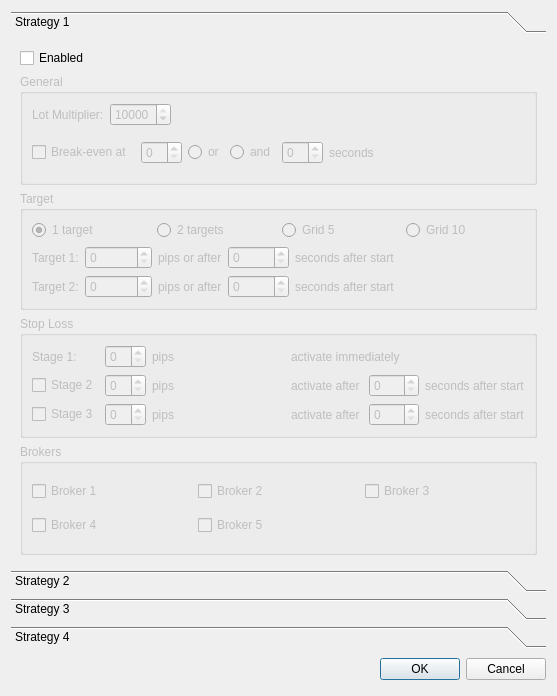
Old version of the form sources/FrontEnd/WilliamCarryFrontEnd/StrategySetupDialog.ui in the repository alimogh/trdk.
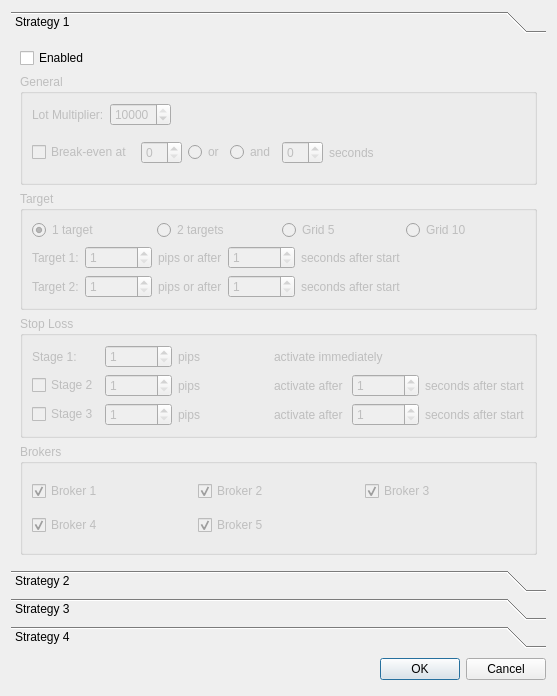
New version of the form. The open tabs and pages were chosen to show the change.

Commit message: [WilliamCarry] MultiBrokerWidget and StrategySetupDialog enhancements. Added logging what algos attached to the position. Added new algo TakeProfitStopLimit. MultiBrokerStrategy setups some general algos before open position.

The edit to the form file:
```diff
--- a/sources/FrontEnd/WilliamCarryFrontEnd/StrategySetupDialog.ui
+++ b/sources/FrontEnd/WilliamCarryFrontEnd/StrategySetupDialog.ui
@@ -229,6 +229,9 @@
             </item>
             <item>
              <widget class="QSpinBox" name="strategy1Target1Value">
+              <property name="minimum">
+               <number>1</number>
+              </property>
               <property name="maximum">
                <number>100000</number>
               </property>
@@ -243,8 +246,14 @@
             </item>
             <item>
              <widget class="QSpinBox" name="strategy1Target1Time">
+              <property name="minimum">
+               <number>1</number>
+              </property>
               <property name="maximum">
-               <number>10000</number>
+               <number>100000</number>
+              </property>
+              <property name="singleStep">
+               <number>1</number>
               </property>
              </widget>
             </item>
@@ -287,6 +296,9 @@
               <property name="enabled">
                <bool>false</bool>
               </property>
+              <property name="minimum">
+               <number>1</number>
+              </property>
               <property name="maximum">
                <number>100000</number>
               </property>
@@ -307,8 +319,14 @@
               <property name="enabled">
                <bool>false</bool>
               </property>
+              <property name="minimum">
+               <number>1</number>
+              </property>
               <property name="maximum">
-               <number>10000</number>
+               <number>100000</number>
+              </property>
+              <property name="singleStep">
+               <number>1</number>
               </property>
              </widget>
             </item>
@@ -357,7 +375,14 @@
            </widget>
           </item>
           <item row="0" column="1">
-           <widget class="QSpinBox" name="strategy1StopLoss1Pips"/>
+           <widget class="QSpinBox" name="strategy1StopLoss1Pips">
+            <property name="minimum">
+             <number>1</number>
+            </property>
+            <property name="maximum">
+             <number>100000</number>
+            </property>
+           </widget>
           </item>
           <item row="0" column="2">
            <widget class="QLabel" name="strategy1StopLoss1PipsLabel">
@@ -398,6 +423,15 @@
             <property name="enabled">
              <bool>false</bool>
             </property>
+            <property name="minimum">
+             <number>1</number>
+            </property>
+            <property name="maximum">
+             <number>100000</number>
+            </property>
+            <property name="value">
+             <number>1</number>
+            </property>
            </widget>
           </item>
           <item row="1" column="2">
@@ -446,6 +480,12 @@
                 <height>0</height>
                </size>
               </property>
+              <property name="minimum">
+               <number>1</number>
+              </property>
+              <property name="maximum">
+               <number>100000</number>
+              </property>
              </widget>
             </item>
             <item>
@@ -472,6 +512,15 @@
             <property name="enabled">
              <bool>false</bool>
             </property>
+            <property name="minimum">
+             <number>1</number>
+            </property>
+            <property name="maximum">
+             <number>100000</number>
+            </property>
+            <property name="value">
+             <number>1</number>
+            </property>
            </widget>
           </item>
           <item row="2" column="2">
@@ -520,6 +569,12 @@
                 <height>0</height>
                </size>
               </property>
+              <property name="minimum">
+               <number>1</number>
+              </property>
+              <property name="maximum">
+               <number>100000</number>
+              </property>
              </widget>
             </item>
             <item>
@@ -551,6 +606,9 @@
             <property name="text">
              <string>Broker 1</string>
             </property>
+            <property name="checked">
+             <bool>true</bool>
+            </property>
            </widget>
           </item>
           <item row="0" column="1">
@@ -558,6 +616,9 @@
             <property name="text">
              <string>Broker 2</string>
             </property>
+            <property name="checked">
+             <bool>true</bool>
+            </property>
            </widget>
           </item>
           <item row="0" column="2">
@@ -565,6 +626,9 @@
             <property name="text">
              <string>Broker 3</string>
             </property>
+            <property name="checked">
+             <bool>true</bool>
+            </property>
            </widget>
           </item>
           <item row="1" column="0">
@@ -572,6 +636,9 @@
             <property name="text">
              <string>Broker 4</string>
             </property>
+            <property name="checked">
+             <bool>true</bool>
+            </property>
            </widget>
           </item>
           <item row="1" column="1">
@@ -579,6 +646,9 @@
             <property name="text">
              <string>Broker 5</string>
             </property>
+            <property name="checked">
+             <bool>true</bool>
+            </property>
            </widget>
           </item>
          </layout>
```
Left out of the diff: 274 changed lines with no effect on the pictures. The commit also changes 29 other files.
